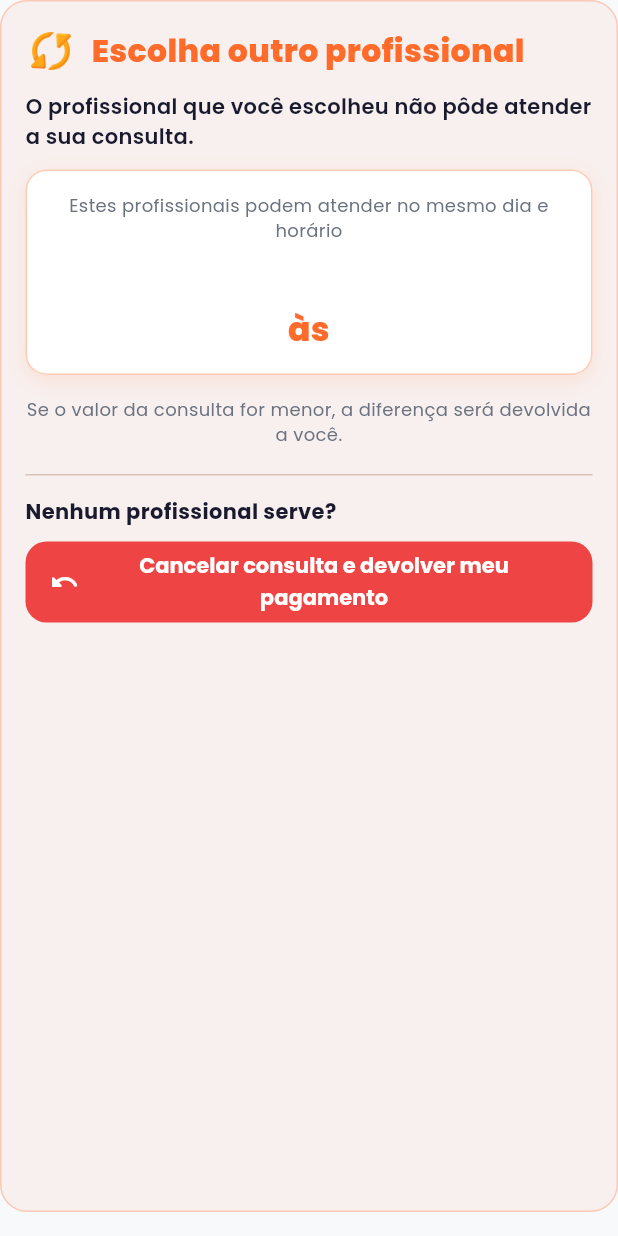
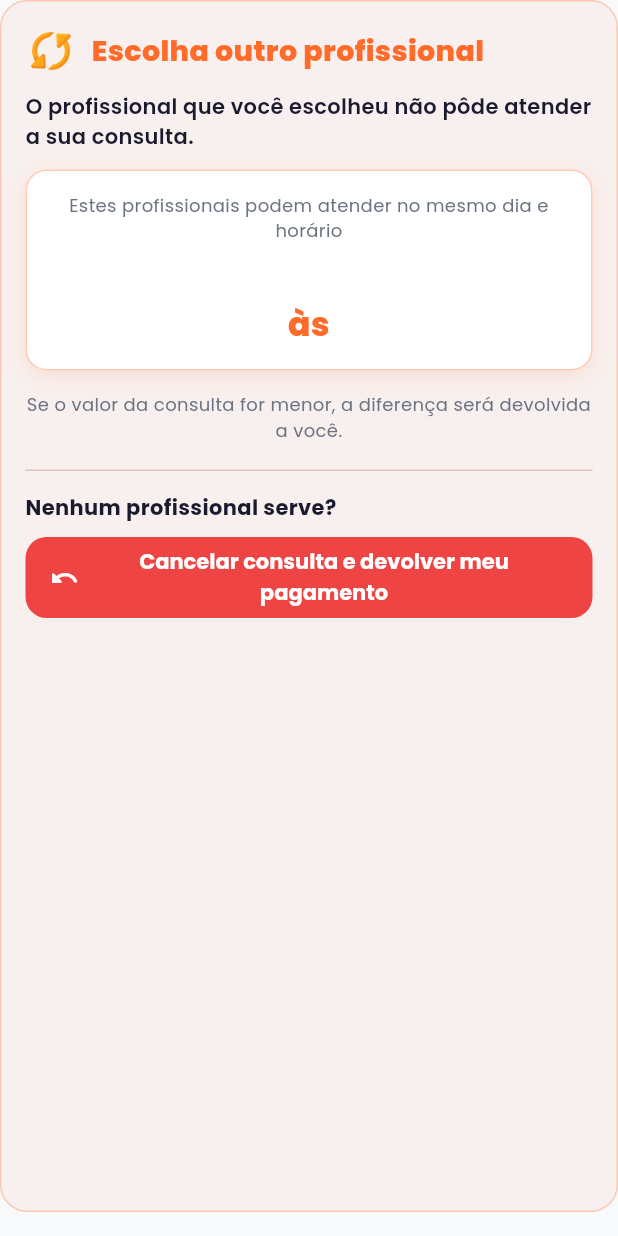
Before and after one commit to vetvemaplicativo/vetvem, a Flutter app: the RelocationCard widget shown alone on an empty page, opened directly with empty values, on a phone screen of 412 x 824 dp. Run offline on Flutter 3.47's test engine with Material 3 defaults, Android fonts, the phone set to English and light mode, and no system bars; our stand-ins replace cloud_firestore, connectivity_plus, firebase_analytics, firebase_auth, firebase_core, firebase_messaging and 10 more; accounts and stored records are empty.

Commit message:
Realocacao: fontes do titulo e da data um pouco menores
Co-Authored-By: Claude Sonnet 5.5 <noreply@anthropic.com>

```diff
--- a/lib/app/modules/consultas/relocation_card.dart
+++ b/lib/app/modules/consultas/relocation_card.dart
@@ -187,7 +187,7 @@ class _RelocationCardState extends State<RelocationCard> {
               const SizedBox(width: 10),
               const Expanded(
                 child: Text('Escolha outro profissional',
-                    style: TextStyle(fontSize: 21, fontWeight: FontWeight.w800, color: AppColors.primary)),
+                    style: TextStyle(fontSize: 19, fontWeight: FontWeight.w800, color: AppColors.primary)),
               ),
             ],
           ),
@@ -214,7 +214,7 @@ class _RelocationCardState extends State<RelocationCard> {
                 const SizedBox(height: 8),
                 Text(item.date,
                     textAlign: TextAlign.center,
-                    style: const TextStyle(fontSize: 24, fontWeight: FontWeight.w800, color: AppColors.textDark)),
+                    style: const TextStyle(fontSize: 22, fontWeight: FontWeight.w800, color: AppColors.textDark)),
                 Text('às ${item.time}',
                     textAlign: TextAlign.center,
                     style: const TextStyle(fontSize: 22, fontWeight: FontWeight.w800, color: AppColors.primary)),
```
